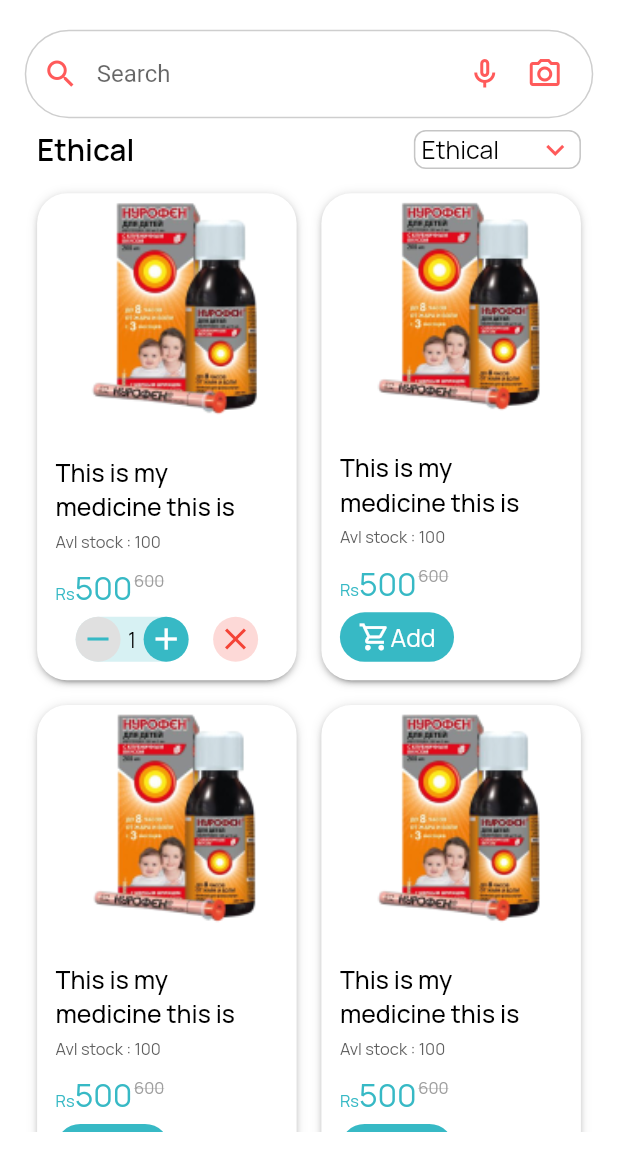
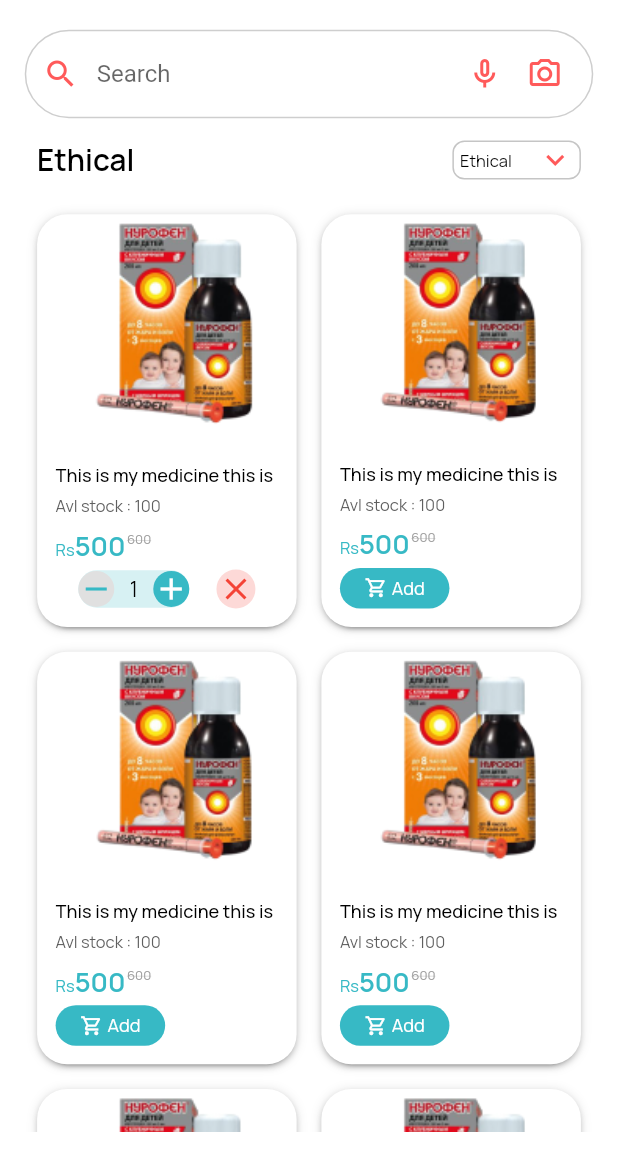
Before and after one commit to geeky8/med_mr, a Flutter app: the ProductScreenA screen opened directly, after a tap on "Add", on a phone screen of 412 x 824 dp, the part 79-1236 px from its top. Run offline on Flutter 3.47's test engine with Material 2 defaults, Android fonts, the phone set to English and light mode, and no system bars; our stand-ins replace cached_network_image, fluttertoast, get, get_storage, image_picker, percent_indicator and 2 more; accounts and stored records are empty.

Commit message:
UI Changes to product page,dashboard and minor bug fixes:Aman

```diff
--- a/lib/products/screens/checkout.dart
+++ b/lib/products/screens/checkout.dart
@@ -164,7 +164,7 @@
                     value: widget.product.productName,
                     fontSize: font15Px(context: context),
                     color: Colors.black,
-                    fontWeight: FontWeight.normal,
+                    fontWeight: FontWeight.w500,
                   ),
                 ),
                 Padding(
--- a/lib/products/screens/product_screenA.dart
+++ b/lib/products/screens/product_screenA.dart
@@ -157,8 +157,9 @@
             Flexible(
               child: GridView.builder(
                 physics: const BouncingScrollPhysics(),
-                gridDelegate: const SliverGridDelegateWithFixedCrossAxisCount(
-                  childAspectRatio: 1 / 1.8,
+                gridDelegate: SliverGridDelegateWithFixedCrossAxisCount(
+                  childAspectRatio: (screenWidth(context: context) / 2.5) /
+                      (screenHeight(context: context) / 3.25),
                   crossAxisCount: 2,
                 ),
                 itemCount: productItem.length,
@@ -191,7 +192,7 @@
     return Padding(
       padding: EdgeInsets.symmetric(
           horizontal: blockSizeHorizontal(context: context) * 2,
-          vertical: blockSizeHorizontal(context: context) * 1.8),
+          vertical: blockSizeHorizontal(context: context) * 3.5),
       child: Row(
         mainAxisAlignment: MainAxisAlignment.spaceBetween,
         children: [
@@ -223,7 +224,7 @@
                     value: items,
                     child: ConstantWidgets().customText(
                       value: items,
-                      fontSize: font18Px(context: context),
+                      fontSize: font12Px(context: context),
                       color: Colors.black,
                       fontWeight: FontWeight.normal,
                     ),
@@ -273,10 +274,10 @@
             children: [
               ConstantWidgets().customText(
                 value: widget.product.productName,
-                maxLines: 2,
+                maxLines: 1,
                 fontWeight: FontWeight.w500,
                 color: Colors.black,
-                fontSize: font18Px(context: context),
+                fontSize: font12Px(context: context) * 1.1,
               ),
               Padding(
                 padding: const EdgeInsets.symmetric(vertical: 4),
@@ -298,7 +299,7 @@
 
   Widget priceText(BuildContext context) {
     return Padding(
-      padding: const EdgeInsets.symmetric(vertical: 5.0),
+      padding: const EdgeInsets.symmetric(vertical: 3.0),
       child: Row(
         crossAxisAlignment: CrossAxisAlignment.start,
         children: [
@@ -319,10 +320,10 @@
                     TextSpan(
                       text: widget.product.newMrp,
                       style: TextStyle(
-                        fontSize: font18Px(context: context) * 1.3,
-                        color: ConstantData.primaryColor,
-                        fontFamily: ConstantData.fontFamily,
-                      ),
+                          fontSize: font18Px(context: context) * 1.1,
+                          color: ConstantData.primaryColor,
+                          fontFamily: ConstantData.fontFamily,
+                          fontWeight: FontWeight.w600),
                     ),
                   ],
                 ),
@@ -336,7 +337,7 @@
             ),
             child: ConstantWidgets().customText(
               value: widget.product.oldMrp,
-              fontSize: font12Px(context: context),
+              fontSize: font12Px(context: context) * 0.8,
               color: Colors.grey,
               textDecoration: TextDecoration.lineThrough,
               fontWeight: FontWeight.normal,
@@ -369,7 +370,8 @@
     return cart
         ? addIcon(context)
         : CartItemButtons(
-            num: 1,
+          maxQuantity: int.parse(widget.product.quantity),
+            itemquantity: 1,
             trailing: Padding(
               padding: const EdgeInsets.only(left: 3),
               child: InkWell(
@@ -379,7 +381,7 @@
                   });
                 },
                 child: Container(
-                  padding: const EdgeInsets.all(3),
+                  padding: const EdgeInsets.all(1),
                   decoration: BoxDecoration(
                     shape: BoxShape.circle,
                     color: Colors.red.withOpacity(0.2),
@@ -409,7 +411,7 @@
         ),
         child: Padding(
           padding: EdgeInsets.symmetric(
-              horizontal: blockSizeHorizontal(context: context) * 3,
+              horizontal: blockSizeHorizontal(context: context) * 4,
               vertical: 5),
           child: Row(
             mainAxisSize: MainAxisSize.min,
@@ -417,12 +419,13 @@
               Icon(
                 Icons.shopping_cart_outlined,
                 color: Colors.white,
-                size: font18Px(context: context) * 1.3,
+                size: font15Px(context: context) * 1.1,
               ),
+              const SizedBox(width: 3),
               ConstantWidgets().customText(
                 value: "Add",
                 color: Colors.white,
-                fontSize: font18Px(context: context),
+                fontSize: font12Px(context: context) * 1.1,
                 fontWeight: FontWeight.normal,
               ),
             ],
--- a/lib/products/utils/cartitem_buttons.dart
+++ b/lib/products/utils/cartitem_buttons.dart
@@ -6,10 +6,16 @@
 import '../../utils/size_config.dart';
 
 class CartItemButtons extends StatefulWidget {
-  int num;
+  int itemquantity;
   final Widget? trailing;
-  Function(int n)? callback;
-  CartItemButtons({this.callback, this.trailing, required this.num, Key? key})
+  final int maxQuantity;
+  final Function(int n)? callback;
+  CartItemButtons(
+      {this.callback,
+      this.trailing,
+      required this.itemquantity,
+      required this.maxQuantity,
+      Key? key})
       : super(key: key);
 
   @override
@@ -23,7 +29,7 @@
       mainAxisAlignment: MainAxisAlignment.spaceEvenly,
       children: [
         Container(
-          height: 30,
+          height: 25,
           decoration: BoxDecoration(
             borderRadius: BorderRadius.circular(15),
             color: ConstantData.primaryColor.withOpacity(0.2),
@@ -31,19 +37,29 @@
           child: Row(
             children: [
               subtractButton(),
-              InkWell(
+              Padding(
+                padding: const EdgeInsets.symmetric(horizontal: 3),
+                child: InkWell(
                   onTap: () {
-                  TextEditingController controller =
-                      TextEditingController(text: widget.num.toString());
+                    TextEditingController controller = TextEditingController(
+                        text: widget.itemquantity.toString());
                     itemCountDialog(context, controller);
                   },
+                  child: ConstrainedBox(
+                    constraints: const BoxConstraints(
+                      minWidth: 10,
+                    ),
+                    child: Center(
                       child: ConstantWidgets().customText(
-                  value: widget.num >= 1000
-                      ? '${(widget.num ~/ 1000)}k'
-                      : widget.num.toString(),
+                        value: widget.itemquantity >= 1000
+                            ? '${(widget.itemquantity ~/ 1000)}k'
+                            : widget.itemquantity.toString(),
                         fontSize: font15Px(context: context),
                         color: Colors.black,
                         fontWeight: FontWeight.normal,
+                      ),
+                    ),
+                  ),
                 ),
               ),
               addButton(),
@@ -61,12 +77,12 @@
       child: InkWell(
         onTap: () {
           setState(() {
-            if (widget.num - 1 >= 0) widget.num--;
-            if (widget.callback != null) widget.callback!(widget.num);
+            if (widget.itemquantity - 1 >= 0) widget.itemquantity--;
+            if (widget.callback != null) widget.callback!(widget.itemquantity);
           });
         },
         child: Container(
-          padding: const EdgeInsets.all(3),
+          // padding: const EdgeInsets.all(3),
           decoration: BoxDecoration(
             shape: BoxShape.circle,
             color: Colors.grey[300],
@@ -86,12 +102,17 @@
       child: InkWell(
         onTap: () {
           setState(() {
-            widget.num++;
-            if (widget.callback != null) widget.callback!(widget.num);
+            if (widget.itemquantity + 1 <= widget.maxQuantity) {
+              widget.itemquantity++;
+            } else {
+              Fluttertoast.showToast(
+                  msg: "Only ${widget.maxQuantity} items are available");
+            }
+            if (widget.callback != null) widget.callback!(widget.itemquantity);
           });
         },
         child: Container(
-          padding: const EdgeInsets.all(3),
+          // padding: const EdgeInsets.all(3),
           decoration: BoxDecoration(
             shape: BoxShape.circle,
             color: ConstantData.primaryColor,
@@ -137,16 +158,18 @@
                     ),
                     onPressed: () {
                       int temp = int.parse(controller.text);
-                      if (temp < 1000000) {
+                      if (temp <= widget.maxQuantity) {
                         setState(() {
-                          widget.num = temp;
+                          widget.itemquantity = temp;
                         });
-                        if (widget.callback != null)
-                          widget.callback!(widget.num);
+                        if (widget.callback != null) {
+                          widget.callback!(widget.itemquantity);
+                        }
                         Navigator.of(context).pop();
                       } else {
                         Fluttertoast.showToast(
-                            msg: "Items can't be greater than 1000000");
+                            msg:
+                                "Only ${widget.maxQuantity} items are available");
                       }
                     },
                     child: ConstantWidgets().customText(
```
Also changed, not shown: lib/dashboard/screens/dashboardscreen.dart (+14 -6 lines), lib/products/screens/cart_screen.dart (+13 -36 lines), lib/products/screens/paymentsuccess.dart (+40 -3 lines), assets/images/thankyou.png (added). Lines whose indentation alone changed are shown as unchanged.
